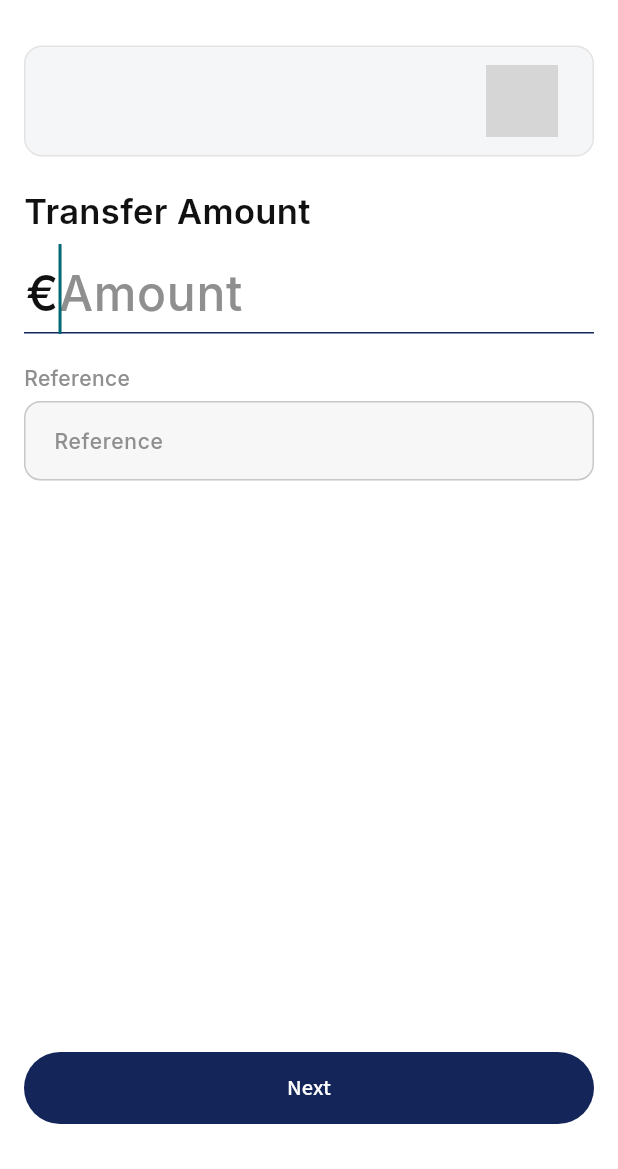
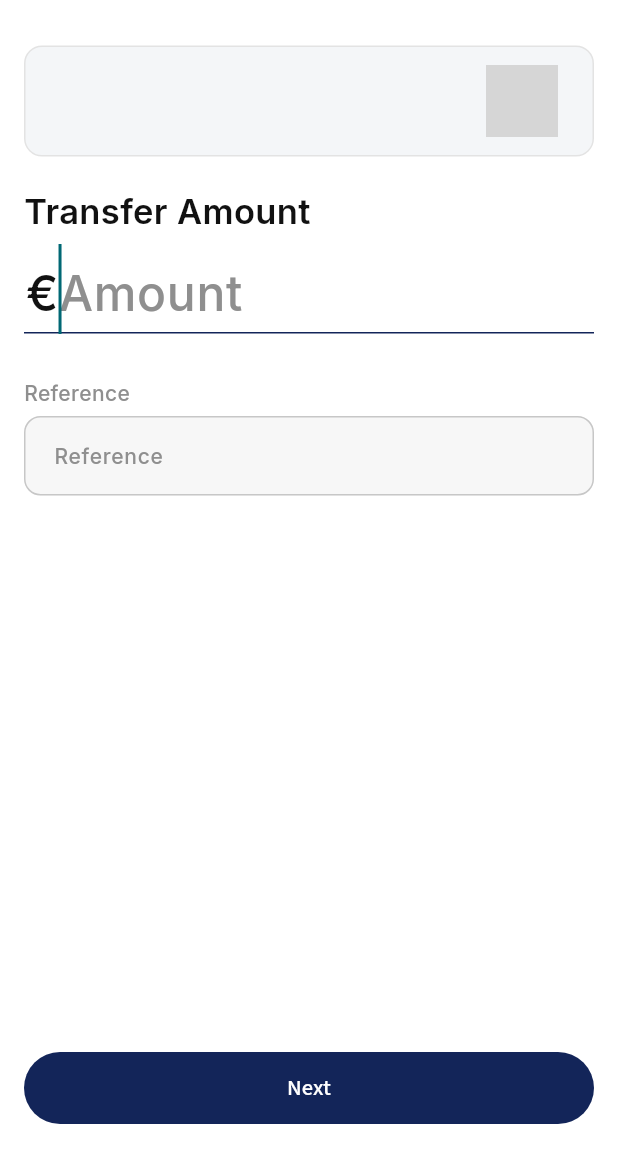
Before and after one commit to mdazadhossain95/codegopay-new-app, a Flutter app: the SendMoneyScreen screen opened directly with empty values, on a phone screen of 412 x 824 dp, the part 67-1236 px from its top. Run offline on Flutter 3.47's test engine with Material 3 defaults, Android fonts, the phone set to English and light mode, and no system bars; our stand-ins replace awesome_dialog, bloc, camera, carousel_slider, connectivity_plus, country_code_picker and 26 more; missing offline and left inert: awesome_card, barcode_scan2, dart_ipify, flutter_face_api, flutter_idensic_mobile_sdk_plugin, seon_sdk_flutter_plugin and 2 more; accounts and stored records are empty; network calls fail; grey boxes are pictures that could not be loaded.

Commit message:
send money screen custom toast added

```diff
--- a/lib/Screens/transfer_screen/send_money.dart
+++ b/lib/Screens/transfer_screen/send_money.dart
@@ -87,63 +87,6 @@ class _SendMoneyScreenState extends State<SendMoneyScreen> {
     }
   }
 
-  // matchFaces() {
-  //   if (image1.bitmap == null ||
-  //       image1.bitmap == "" ||
-  //       image2.bitmap == null ||
-  //       image2.bitmap == "") return;
-  //   setState(() => _similarity = "Processing...");
-  //   var request = Regula.MatchFacesRequest();
-  //   request.images = [image1, image2];
-  //   Regula.FaceSDK.matchFaces(jsonEncode(request)).then((value) {
-  //     var response = Regula.MatchFacesResponse.fromJson(json.decode(value));
-  //     Regula.FaceSDK.matchFacesSimilarityThresholdSplit(
-  //             jsonEncode(response!.results), 0.75)
-  //         .then((str) {
-  //       var split = Regula.MatchFacesSimilarityThresholdSplit.fromJson(
-  //           json.decode(str));
-  //       setState(() => _similarity = split!.matchedFaces.length > 0
-  //           ? ((split.matchedFaces[0]!.similarity! * 100).toStringAsFixed(2))
-  //           : "error");
-  //
-  //       debugPrint("object22 " + _similarity);
-  //
-  //       if (double.parse(_similarity) > 90.00) {
-  //         _transferBloc.add(SendmoneyEvent(
-  //             amount: _amount.text,
-  //             paymentoption: instant ? 'sepa instant' : 'sepa normal',
-  //             refrence: _refrence.text,
-  //             uniquid: widget.id,
-  //         iban: ibanid));
-  //       } else {
-  //         AwesomeDialog(
-  //           context: context,
-  //           dialogType: DialogType.error,
-  //           animType: AnimType.rightSlide,
-  //           desc: 'Your face not match',
-  //           btnCancelText: 'OK',
-  //           buttonsTextStyle: const TextStyle(
-  //               fontSize: 14,
-  //               fontFamily: 'pop',
-  //               fontWeight: FontWeight.w600,
-  //               color: Colors.white),
-  //           btnCancelOnPress: () {},
-  //         ).show();
-  //       }
-  //     });
-  //   });
-  // }
-
-  // Future<void> initPlatformState() async {
-  //   Regula.FaceSDK.init().then((json) {
-  //     var response = jsonDecode(json);
-  //     if (!response["success"]) {
-  //       debugPrint("Init failed: ");
-  //       debugPrint(json);
-  //     }
-  //   });
-  // }
-
   @override
   void initState() {
     super.initState();
@@ -159,22 +102,9 @@ class _SendMoneyScreenState extends State<SendMoneyScreen> {
       bloc: _transferBloc,
       listener: (context, TransferState state) {
         if (state.sendmoneyModel?.status == 0) {
-          AwesomeDialog(
-            context: context,
-            dialogType: DialogType.error,
-            animType: AnimType.rightSlide,
-            desc: state.sendmoneyModel?.message,
-            btnCancelText: 'OK',
-            buttonsTextStyle: const TextStyle(
-                fontSize: 14,
-                fontFamily: 'pop',
-                fontWeight: FontWeight.w600,
-                color: Colors.white),
-            btnCancelOnPress: () {},
-          ).show();
 
           CustomToast.showError(
-              context, "Transfer Confirmation", state.sendmoneyModel!.message!);
+              context, "Sorry!", state.sendmoneyModel!.message!);
         } else if (state.sendmoneyModel?.status == 1) {
           Navigator.push(
               context,
@@ -198,7 +128,6 @@ class _SendMoneyScreenState extends State<SendMoneyScreen> {
               ));
         }
 
-        // TODO: implement listener
       },
       child: BlocBuilder(
         bloc: _transferBloc,
@@ -260,14 +189,14 @@ class _SendMoneyScreenState extends State<SendMoneyScreen> {
                                   children: [
                                     AmountInputField(
                                       controller: _amount,
-                                      // Your TextEditingController
                                       label: "Transfer Amount",
                                       // Custom label
                                       currencySymbol: '€',
                                       autofocus: true,
+                                      minAmount: 0,
                                     ),
                                     const SizedBox(
-                                      height: 10,
+                                      height: 20,
                                     ),
                                     DefaultInputFieldWithTitleWidget(
                                       controller: _refrence,
```
